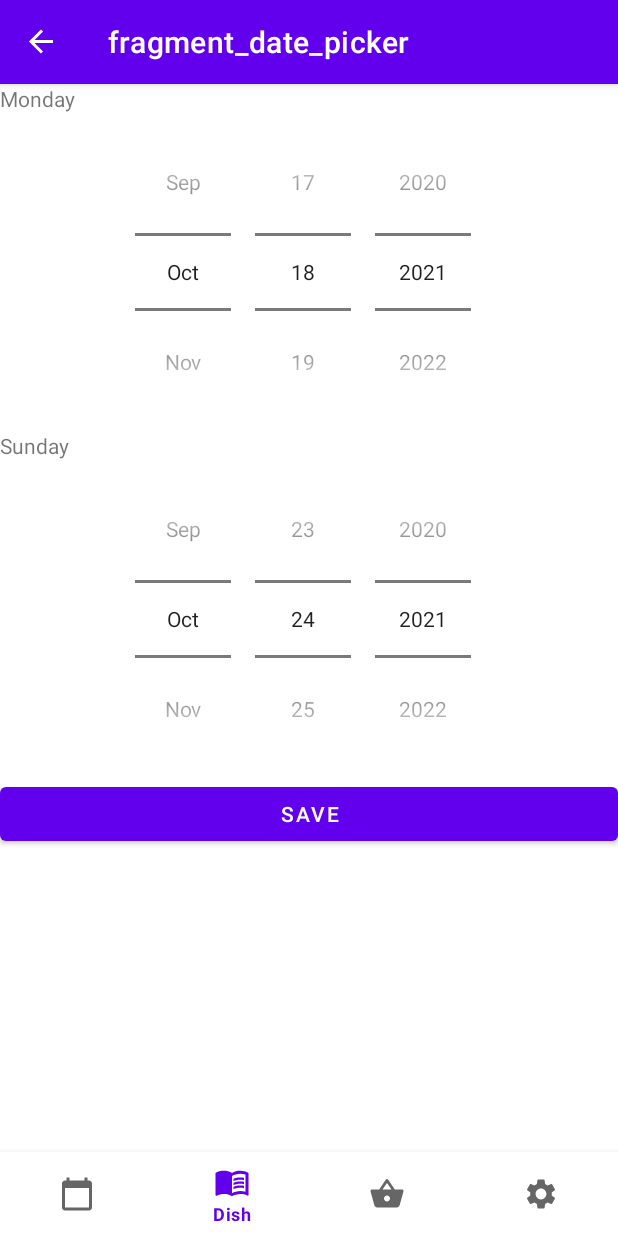
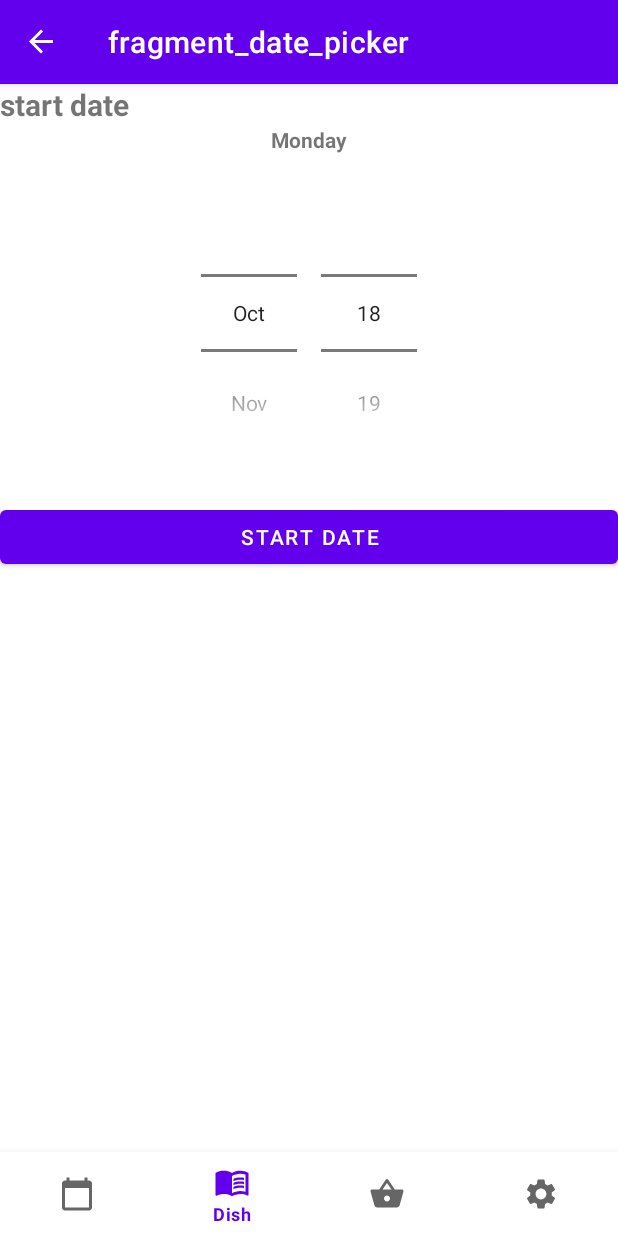
Before and after one commit to chrisbecker386/MealPlaner, an Android app: the PeriodPickerFragment screen opened through its navigation route, on a phone screen of 412 x 824 dp. Run offline under Robolectric (Android 15) with nearby library versions, the light colour scheme and no system bars; our stand-ins replace Room's generated code, navigation-ui.

Commit message:
enhanced PeriodPicker

```diff
--- a/app/src/main/java/de/writer_chris/babittmealplaner/ui/mealplaner/fragments/PeriodPickerFragment.kt
+++ b/app/src/main/java/de/writer_chris/babittmealplaner/ui/mealplaner/fragments/PeriodPickerFragment.kt
@@ -1,21 +1,34 @@
 package de.writer_chris.babittmealplaner.ui.mealplaner.fragments
 
+import android.annotation.SuppressLint
+import android.content.res.Resources
+import android.hardware.SensorAdditionalInfo
 import android.icu.util.Calendar
 import android.os.Bundle
+import android.util.Log
+import android.view.Display
 import androidx.fragment.app.Fragment
 import android.view.LayoutInflater
 import android.view.View
 import android.view.ViewGroup
+import androidx.core.view.get
+import androidx.core.view.updateLayoutParams
 import androidx.fragment.app.viewModels
-import androidx.navigation.findNavController
+import androidx.lifecycle.MutableLiveData
+import androidx.navigation.fragment.findNavController
+import de.writer_chris.babittmealplaner.R
 import de.writer_chris.babittmealplaner.data.Repository
 import de.writer_chris.babittmealplaner.data.utility.CalendarUtil
 import de.writer_chris.babittmealplaner.databinding.FragmentPeriodPickerBinding
 import de.writer_chris.babittmealplaner.ui.mealplaner.PeriodPickerViewModel
 import de.writer_chris.babittmealplaner.ui.mealplaner.PeriodPickerViewModelFactory
 
+enum class PeriodState { START_DATE, END_DATE, SUMMARY }
+
+const val MAX_DAYS = 24
 
 class PeriodPickerFragment : Fragment() {
+    private var periodPickerState = MutableLiveData(PeriodState.START_DATE)
 
     private val viewModel: PeriodPickerViewModel by viewModels {
         PeriodPickerViewModelFactory(Repository(requireContext()), null, null)
@@ -30,61 +43,154 @@ class PeriodPickerFragment : Fragment() {
         savedInstanceState: Bundle?
     ): View? {
         _binding = FragmentPeriodPickerBinding.inflate(inflater, container, false)
+        //Disabling Year View
+        val year = binding.datePicker.findViewById<View>(
+            Resources.getSystem().getIdentifier("android:id/year", null, null)
+        )
+        year.visibility = View.GONE
         return binding.root
     }
-
 
     override fun onViewCreated(view: View, savedInstanceState: Bundle?) {
         super.onViewCreated(view, savedInstanceState)
 
 
-        viewModel.startDate.observe(this.viewLifecycleOwner) {
-            it.let {
-                binding.txtStart.setText(CalendarUtil.calendarToWeekdayResId(it))
+        periodPickerState.observe(this.viewLifecycleOwner) {
+            setupByPickerState()
+        }
+    }
+
+    private fun setupByPickerState() = run {
+        when (periodPickerState.value) {
+            PeriodState.START_DATE -> {
+                setupStart()
             }
-        }
-        viewModel.endDate.observe(this.viewLifecycleOwner) {
-            it.let {
-                binding.txtEnd.setText(CalendarUtil.calendarToWeekdayResId(it))
+            PeriodState.END_DATE -> {
+                setupEnd()
             }
-        }
-        setupPicker()
-
-        binding.btnSaveSchedulePeriod.apply {
-            setOnClickListener {
-                addPeriod()
-                val action =
-                    PeriodPickerFragmentDirections.actionDatePickerFragmentToNavigationMeal()
-                this.findNavController().navigate(action)
+            else -> {
+                setupSummary()
             }
         }
     }
 
-    private fun setupPicker() {
+    private fun setupStart() {
+        viewModel.startDate.observe(this.viewLifecycleOwner) {
+            it.let {
+                binding.txtWeekday.setText(CalendarUtil.calendarToWeekdayResId(it))
+            }
+        }
 
         binding.apply {
+            txtInfo.text = getString(R.string.start_date)
+
             val start =
                 viewModel.startDate.value ?: throw IllegalArgumentException("startDate is null")
 
-            val end = viewModel.endDate.value ?: throw IllegalArgumentException("endDate is null")
-            datePickerStart.updateDate(
+            datePickerMinMaxDate(start, 24)
+
+            datePicker.updateDate(
                 start.get(Calendar.YEAR),
                 start.get(Calendar.MONTH),
                 start.get(Calendar.DAY_OF_MONTH)
             )
-            datePickerStart.setOnDateChangedListener { _, year, monthOfYear, dayOfMonth ->
+
+
+
+            datePicker.setOnDateChangedListener { _, year, monthOfYear, dayOfMonth ->
                 startDateChanged(year, monthOfYear, dayOfMonth)
             }
 
-            datePickerEnd.updateDate(
+            btnSetChanges.text = getString(R.string.start_date)
+
+            btnSetChanges.setOnClickListener {
+                datePicker.setOnDateChangedListener { _, _, _, _ -> }
+                periodPickerState.value = PeriodState.END_DATE
+
+            }
+
+
+        }
+    }
+
+    private fun setupEnd() {
+        val start =
+            viewModel.startDate?.value ?: throw IllegalArgumentException("startDate is null")
+
+        viewModel.endDate.observe(this.viewLifecycleOwner) {
+            it.let {
+                binding.txtWeekday.setText(CalendarUtil.calendarToWeekdayResId(it))
+
+                binding.txtPeriodOfTime.text =
+                    "From ${CalendarUtil.longToGermanDate(start.timeInMillis)} till ${
+                        CalendarUtil.longToGermanDate(it.timeInMillis)
+                    }"
+            }
+        }
+
+        binding.apply {
+            txtInfo.text = getString(R.string.end_date)
+
+            val end =
+                viewModel.endDate.value ?: throw IllegalArgumentException("endDate is null")
+
+            datePickerMinMaxDate(start, 24)
+
+            datePicker.updateDate(
                 end.get(Calendar.YEAR),
                 end.get(Calendar.MONTH),
                 end.get(Calendar.DAY_OF_MONTH)
             )
-            datePickerEnd.setOnDateChangedListener { _, year, monthOfYear, dayOfMonth ->
+
+            datePicker.setOnDateChangedListener { _, year, monthOfYear, dayOfMonth ->
                 setEndDateChanged(year, monthOfYear, dayOfMonth)
+                Log.d("date2:", "year:$year, month: $monthOfYear, dayOfMonth: $dayOfMonth")
+            }
+
+            btnSetChanges.text = getString(R.string.set_end_date)
+
+            btnSetChanges.setOnClickListener {
+                datePicker.setOnDateChangedListener { _, _, _, _ -> }
+                periodPickerState.value = PeriodState.SUMMARY
             }
         }
+    }
+
+
+    private fun setupSummary() {
+
+        binding.apply {
+            txtInfo.text = getString(R.string.summary)
+            val start = viewModel.startDate.value
+                ?: throw IllegalArgumentException("PeriodPickerFragment shit happens")
+            val end = viewModel.endDate.value
+                ?: throw IllegalArgumentException("PeriodPickerFragment shit happens")
+
+            txtPeriodOfTime.text =
+                "From ${CalendarUtil.longToGermanDate(start.timeInMillis)} till ${
+                    CalendarUtil.longToGermanDate(end.timeInMillis)
+                }"
+
+            datePicker.visibility = View.GONE
+
+            txtPeriodOfTime.text
+            btnSetChanges.text = getString(R.string.save)
+            btnSetChanges.setOnClickListener {
+                addPeriod()
+                val action =
+                    PeriodPickerFragmentDirections.actionDatePickerFragmentToNavigationMeal()
+                this@PeriodPickerFragment.findNavController().navigate(action)
+            }
+        }
+
+    }
+
+    private fun datePickerMinMaxDate(minDate: Calendar, maxAdditionalDays: Int) {
+        val tempDate = Calendar.getInstance()
+        tempDate.timeInMillis = minDate.timeInMillis
+        tempDate.add(Calendar.DATE, maxAdditionalDays)
+        binding.datePicker.maxDate = tempDate.timeInMillis
+        binding.datePicker.minDate = minDate.timeInMillis
     }
 
     private fun startDateChanged(year: Int, monthOfYear: Int, dayOfMonth: Int) {
--- a/app/src/main/java/de/writer_chris/babittmealplaner/ui/mealplaner/viewmodels/PeriodPickerViewModel.kt
+++ b/app/src/main/java/de/writer_chris/babittmealplaner/ui/mealplaner/viewmodels/PeriodPickerViewModel.kt
@@ -47,7 +47,6 @@ class PeriodPickerViewModel(
         while (cal.get(Calendar.DAY_OF_WEEK) != Calendar.SUNDAY) {
             cal.add(Calendar.DAY_OF_YEAR, 1)
         }
-        Log.d(LOG, "${_startDate.value?.timeInMillis} ${cal.timeInMillis}")
         return cal
     }
 
--- a/app/src/main/res/layout/fragment_period_picker.xml
+++ b/app/src/main/res/layout/fragment_period_picker.xml
@@ -7,48 +7,53 @@
     tools:context=".ui.mealplaner.fragments.PeriodPickerFragment">
 
     <TextView
-        android:id="@+id/txt_start"
+        android:id="@+id/txt_info"
         android:layout_width="match_parent"
         android:layout_height="wrap_content"
-        android:text="today"
+        android:textSize="20sp"
+        android:textStyle="bold"
         app:layout_constraintStart_toStartOf="parent"
-        app:layout_constraintTop_toTopOf="parent" />
+        app:layout_constraintTop_toTopOf="parent"
+        tools:text="StartDate" />
+
+
+    <TextView
+        android:id="@+id/txt_weekday"
+        android:layout_width="wrap_content"
+        android:layout_height="wrap_content"
+        android:textStyle="bold"
+        app:layout_constraintEnd_toEndOf="parent"
+        app:layout_constraintStart_toStartOf="parent"
+        app:layout_constraintTop_toBottomOf="@+id/txt_info"
+        tools:text="today" />
 
     <DatePicker
-        android:id="@+id/date_picker_start"
+        android:id="@+id/date_picker"
         android:layout_width="wrap_content"
         android:layout_height="wrap_content"
         android:layout_marginBottom="16dp"
         android:calendarViewShown="false"
         android:datePickerMode="spinner"
-        android:minDate=""
+
         app:layout_constraintEnd_toEndOf="parent"
         app:layout_constraintStart_toStartOf="parent"
-        app:layout_constraintTop_toBottomOf="@+id/txt_start" />
+        app:layout_constraintTop_toBottomOf="@+id/txt_weekday" />
 
     <TextView
-        android:id="@+id/txt_end"
-        android:layout_width="match_parent"
-        android:layout_height="wrap_content"
-        android:text="Anotherday"
-        app:layout_constraintStart_toStartOf="parent"
-        app:layout_constraintTop_toBottomOf="@+id/date_picker_start" />
-    <DatePicker
-        android:id="@+id/date_picker_end"
+        android:id="@+id/txt_period_of_time"
         android:layout_width="wrap_content"
         android:layout_height="wrap_content"
-        android:layout_marginBottom="16dp"
-        android:calendarViewShown="false"
-        android:datePickerMode="spinner"
+        android:textStyle="bold"
         app:layout_constraintEnd_toEndOf="parent"
         app:layout_constraintStart_toStartOf="parent"
-        app:layout_constraintTop_toBottomOf="@+id/txt_end" />
+        app:layout_constraintTop_toBottomOf="@+id/date_picker"
+        tools:text="From Mon 2. Jan - Sun 30. May 1984" />
 
     <Button
-        android:id="@+id/btn_save_schedule_period"
+        android:id="@+id/btn_set_changes"
         android:layout_width="match_parent"
         android:layout_height="wrap_content"
         android:text="@string/save"
-        app:layout_constraintTop_toBottomOf="@+id/date_picker_end" />
+        app:layout_constraintTop_toBottomOf="@+id/txt_period_of_time" />
 
 </androidx.constraintlayout.widget.ConstraintLayout>
--- a/app/src/main/res/values/strings.xml
+++ b/app/src/main/res/values/strings.xml
@@ -28,5 +28,9 @@
     <string name="set_start_date">set start date</string>
     <string name="set_end_date">set end date</string>
     <string name="set_period">set period</string>
+    <string name="start_date">start date</string>
+    <string name="end_date">end date</string>
+    <string name="summary">summary</string>
+
 
 </resources>
```
